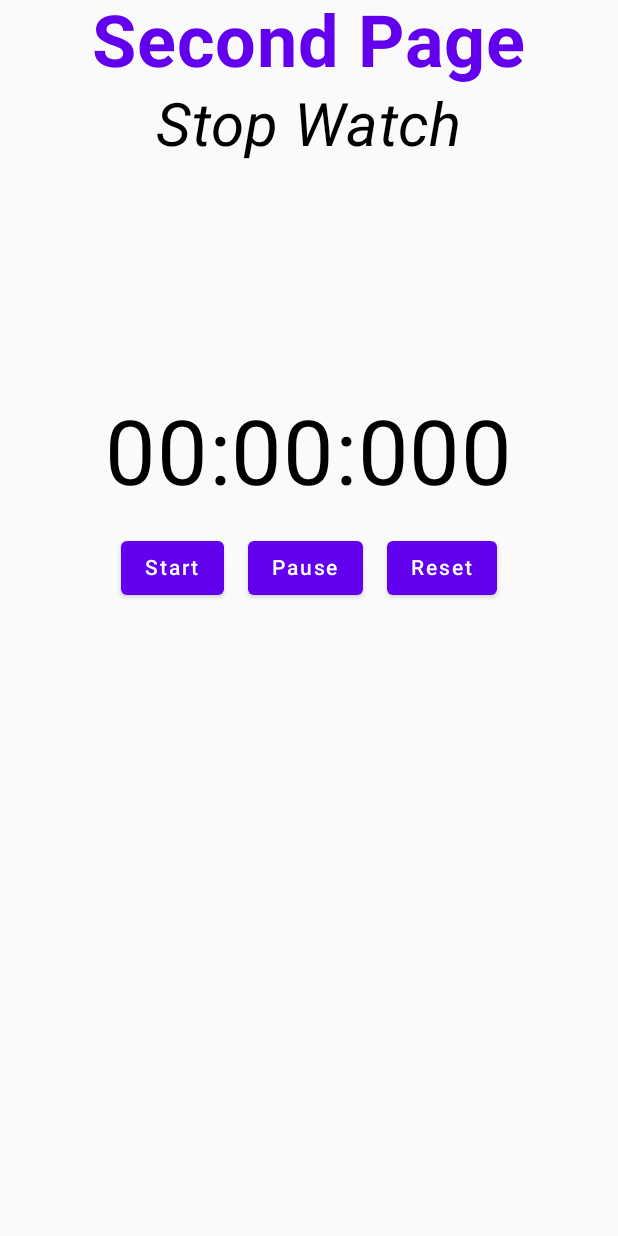
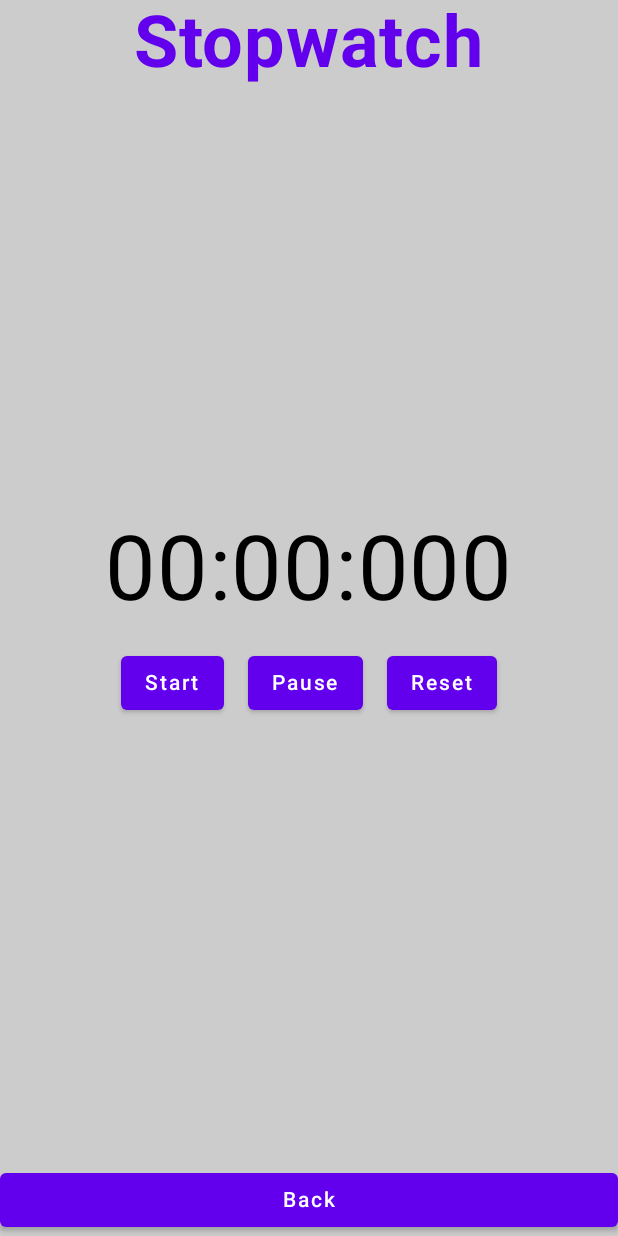
Before and after one commit to justmedusty/ComposeApp, an Android app built with Jetpack Compose: the StopWatchScreen screen opened through its navigation route, on a phone screen of 412 x 824 dp. Run offline under Robolectric (Android 15) with nearby library versions, the phone set to English and light mode, and no system bars.

Commit message:
Added back button to StopWatchScreen.kt

```diff
--- a/android/src/main/java/me/dusty/android/ui/theme/pages/HomePage.kt
+++ b/android/src/main/java/me/dusty/android/ui/theme/pages/HomePage.kt
@@ -79,7 +79,6 @@ fun HomeScreen(
 
 
             }
-            Spacer(Modifier.height(10.dp))
 
 
         }
--- a/android/src/main/java/me/dusty/android/ui/theme/pages/StopWatchScreen.kt
+++ b/android/src/main/java/me/dusty/android/ui/theme/pages/StopWatchScreen.kt
@@ -1,15 +1,18 @@
 package me.dusty.common
 
+import androidx.compose.foundation.background
 import androidx.compose.foundation.clickable
-import androidx.compose.foundation.layout.Box
-import androidx.compose.foundation.layout.fillMaxSize
+import androidx.compose.foundation.layout.*
 import androidx.compose.material.*
 import androidx.compose.runtime.Composable
 import androidx.compose.runtime.rememberCoroutineScope
 import androidx.compose.ui.Alignment
 import androidx.compose.ui.Modifier
+import androidx.compose.ui.graphics.Color
 import androidx.compose.ui.text.font.FontWeight
 import androidx.compose.ui.text.style.TextAlign
+import androidx.compose.ui.text.style.TextDirection.Companion.Content
+import androidx.compose.ui.unit.dp
 import androidx.navigation.NavController
 import me.dusty.android.navigation.Screen
 
@@ -18,24 +21,44 @@ fun StopWatchScreen(
     navController: NavController
 ) {
     Box(
-        modifier = Modifier.fillMaxSize(),
+        modifier = Modifier
+            .background(Color.LightGray)
+            .fillMaxSize(),
         contentAlignment = Alignment.TopCenter
-
-        ){
+    ) {
         Text(
-            text = "Second Page",
+            text = "Stopwatch",
             color = MaterialTheme.colors.primary,
             fontSize = MaterialTheme.typography.h3.fontSize,
             fontWeight = FontWeight.Bold,
             modifier = Modifier.clickable {
                 navController.navigate(route = Screen.Home.route)
+            }
+        )
+        Box(
+            modifier = Modifier.fillMaxHeight(),
+            contentAlignment = Alignment.Center
+        ) {
+            StopWatchPage()
+        }
+    }
+    Box(
+        modifier = Modifier
+            .fillMaxWidth()
+            .fillMaxHeight(),
+        contentAlignment = Alignment.BottomCenter
 
-            }
+    ) {
+        Button(
+            onClick = { navController.navigate(Screen.Home.route) },
+            modifier = Modifier
+                .fillMaxWidth()
+        )
 
-        )
-        StopWatchPage(
-
-        )
+        {
+            Text("Back")
+        }
     }
 
+
 }
--- a/common/src/commonMain/kotlin/me/dusty/common/stopWatch/StopWatchDisplay.kt
+++ b/common/src/commonMain/kotlin/me/dusty/common/stopWatch/StopWatchDisplay.kt
@@ -23,17 +23,9 @@ fun StopWatchDisplay(
 ) {
     Column(
         modifier = modifier,
-        verticalArrangement = Arrangement.Top,
+        verticalArrangement = Arrangement.Center,
         horizontalAlignment = Alignment.CenterHorizontally,
     ){
-        Spacer(Modifier.height(60.dp))
-        Text(
-            text = "Stop Watch",
-            fontSize = 40.sp,
-            color = Color.Black,
-            fontStyle = FontStyle.Italic,
-        )
-        Spacer(Modifier.height(160.dp))
         Text(
             text = formattedTime,
             fontSize = 60.sp,
@@ -58,6 +50,8 @@ fun StopWatchDisplay(
                 Text("Reset")
 
             }
+
+
         }
     }
 }
```
